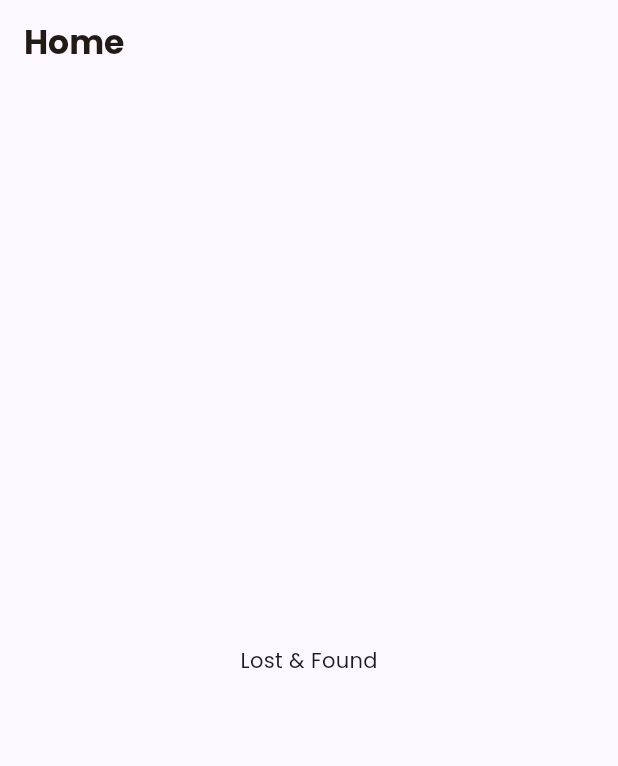
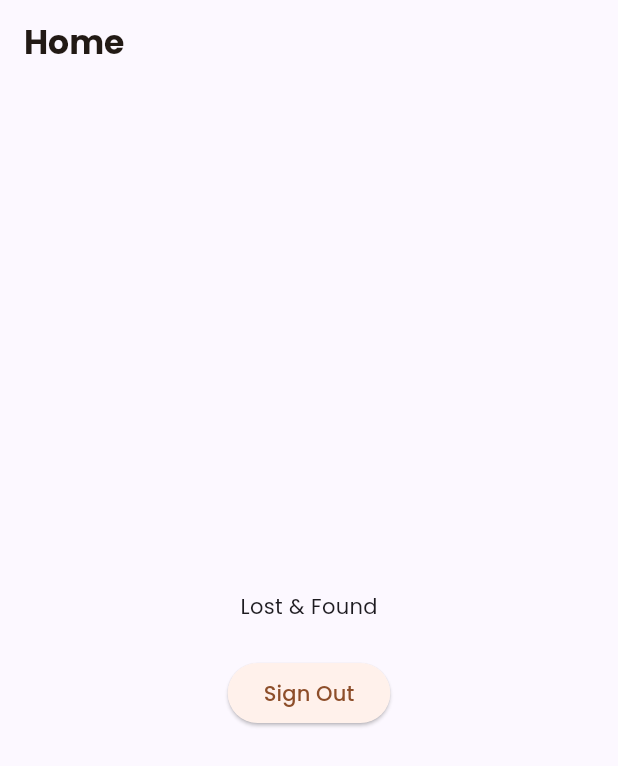
Before and after one commit to GDGC-GITAM-Hyderabad/lost-and-found, a Flutter app: the Dashboard screen opened directly, on a phone screen of 412 x 824 dp. Shown: the top 766 px of the screen. Run offline on Flutter 3.47's test engine with Material 3 defaults, Android fonts, the phone set to English and light mode, and no system bars; our stand-ins replace firebase_auth, firebase_core, google_fonts, google_sign_in, sign_in_button; accounts and stored records are empty; generated files the repository leaves out were written again.

Commit message:
authentication-signin-splash

```diff
--- a/lib/pages/Dashboard.dart
+++ b/lib/pages/Dashboard.dart
@@ -1,4 +1,7 @@
 import 'package:flutter/material.dart';
+import 'package:lost_and_found/pages/auth/LoginScreen.dart';
+
+import '../services/AuthService.dart';
 
 class Dashboard extends StatelessWidget{
   const Dashboard({super.key});
@@ -9,8 +12,20 @@ class Dashboard extends StatelessWidget{
       appBar: AppBar(
         title: const Text("Home")
       ),
-      body: const Center(
-        child: Text("Lost & Found"),
+      body: Center(
+        child: Column(
+          mainAxisAlignment: MainAxisAlignment.center,
+          children: [
+            const Text("Lost & Found"),
+            const SizedBox(height: 24,),
+            ElevatedButton(onPressed: ()async{
+              await AuthService().signOut();
+              Navigator.pushReplacement(context, MaterialPageRoute(builder: (context) => const LoginScreen()),);
+
+            }, child: const Text("Sign Out"))
+          ],
+        ),
+
       ),
     );
   }
--- a/lib/pages/SplashScreen.dart
+++ b/lib/pages/SplashScreen.dart
@@ -16,7 +16,6 @@ class SplashScreen extends StatelessWidget{
       }else{
         return const LoginScreen();
       }
-
     }
     );
   }
```
